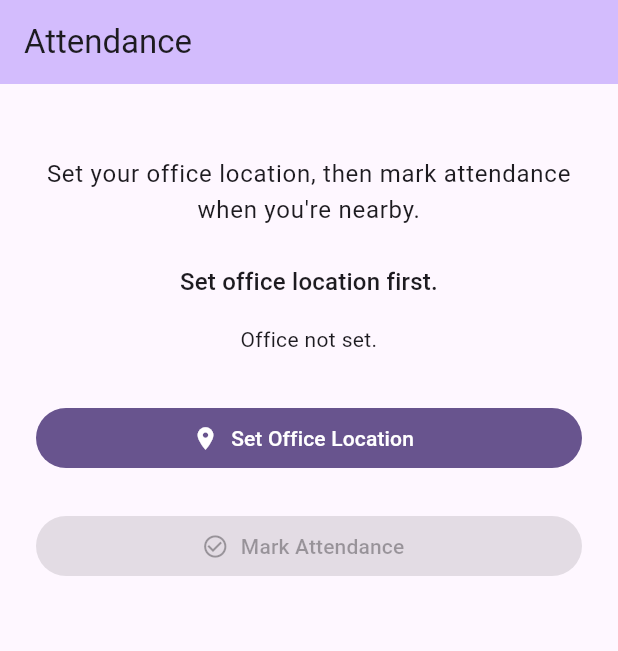
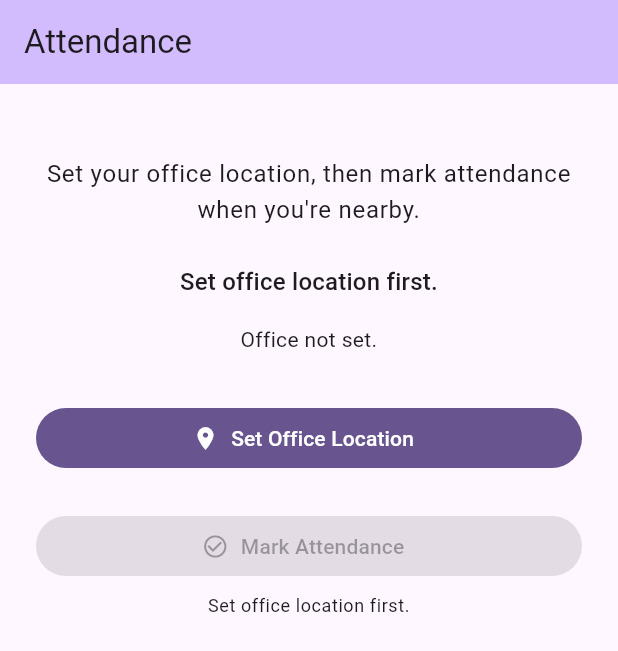
Before and after one commit to SaeefMinhaz/geo_attend, a Flutter app: the screen it shows after launch, on a phone screen of 412 x 824 dp. Shown: the top 651 px of the screen. Run offline on Flutter 3.47's test engine with Material 3 defaults, Android fonts, the phone set to English and light mode, and no system bars; our stand-ins replace equatable, flutter_bloc, geolocator, shared_preferences.

Commit message:
attendance validation checker added and error validation handled

```diff
--- a/lib/features/attendance/data/services/location_service.dart
+++ b/lib/features/attendance/data/services/location_service.dart
@@ -24,13 +24,15 @@ class LocationService {
   Future<OfficeLocation> getCurrentPosition() async {
     final serviceEnabled = await Geolocator.isLocationServiceEnabled();
     if (!serviceEnabled) {
-      throw LocationServiceException('Location services are turned off.');
+      throw LocationServiceException(
+        'Please turn on location services in your device settings.',
+      );
     }
 
     final permitted = await _checkPermission();
     if (!permitted) {
       throw LocationServiceException(
-        'Location permission was denied. You can enable it in settings.',
+        'Location permission is required to set office and mark attendance. You can enable it in settings.',
       );
     }
 
@@ -51,7 +53,7 @@ class LocationService {
       throw LocationServiceException(
         isDenied
             ? 'Location permission was denied.'
-            : 'Could not get location. Try again in an open area.',
+            : 'Could not get location. Try again in an open area with a clear view of the sky.',
       );
     }
   }
--- a/lib/features/attendance/presentation/screens/attendance_screen.dart
+++ b/lib/features/attendance/presentation/screens/attendance_screen.dart
@@ -1,5 +1,6 @@
 import 'package:flutter/material.dart';
 import 'package:flutter_bloc/flutter_bloc.dart';
+import 'package:geolocator/geolocator.dart';
 
 import '../bloc/attendance_bloc.dart';
 import '../bloc/attendance_event.dart';
@@ -24,10 +25,19 @@ class AttendanceScreen extends StatelessWidget {
       body: BlocConsumer<AttendanceBloc, AttendanceState>(
         listener: (context, state) {
           if (state.errorMessage != null) {
+            final msg = state.errorMessage!;
+            final isPermissionRelated = msg.toLowerCase().contains('permission') ||
+                msg.toLowerCase().contains('settings');
             ScaffoldMessenger.of(context).showSnackBar(
               SnackBar(
-                content: Text(state.errorMessage!),
+                content: Text(msg),
                 backgroundColor: Theme.of(context).colorScheme.error,
+                action: isPermissionRelated
+                    ? SnackBarAction(
+                        label: 'Settings',
+                        onPressed: () => Geolocator.openAppSettings(),
+                      )
+                    : null,
               ),
             );
           }
@@ -120,6 +130,14 @@ class AttendanceScreen extends StatelessWidget {
                     textAlign: TextAlign.center,
                   ),
                 ],
+                if (!state.canMarkAttendance && state.savedOffice == null) ...[
+                  const SizedBox(height: 8),
+                  Text(
+                    'Set office location first.',
+                    style: Theme.of(context).textTheme.bodySmall,
+                    textAlign: TextAlign.center,
+                  ),
+                ],
                 if (state.attendanceMarkedAt != null) ...[
                   const SizedBox(height: 16),
                   Text(
```
